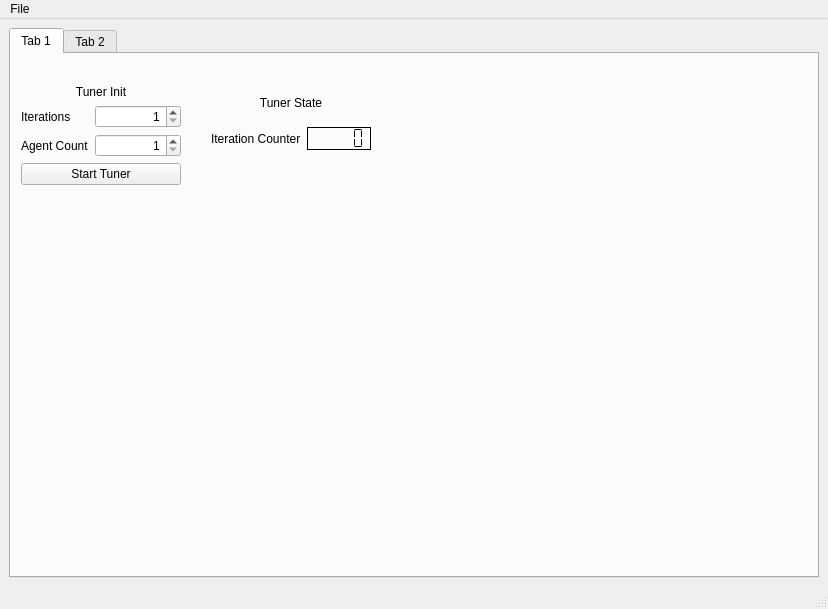
Above: uis/GUI_v1.ui from JakubBurczyk/Evolutionary_PID_Tuner before the change. Below: the same form after it.
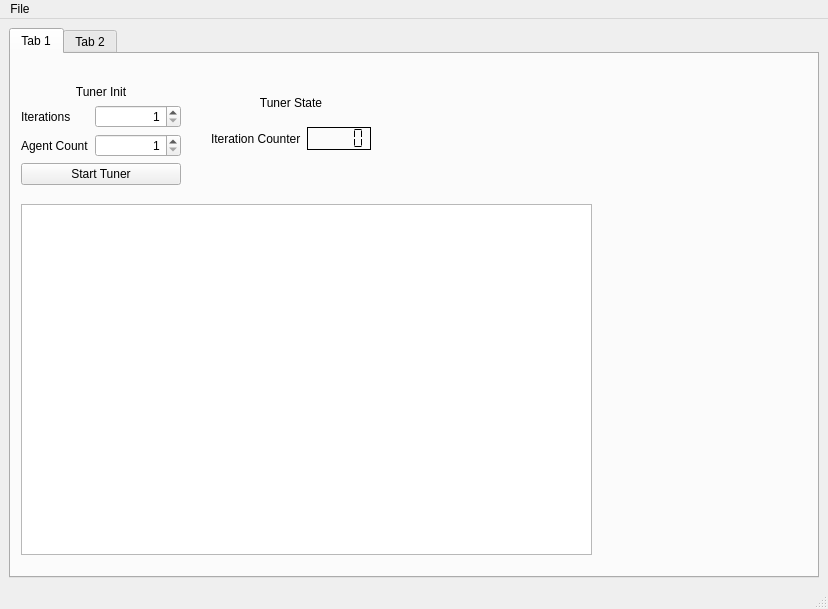
That is the form after the change.

The edit to the form file:
```diff
--- a/uis/GUI_v1.ui
+++ b/uis/GUI_v1.ui
@@ -146,6 +146,16 @@
          </item>
         </layout>
        </widget>
+       <widget class="QTextBrowser" name="textBrowser">
+        <property name="geometry">
+         <rect>
+          <x>10</x>
+          <y>150</y>
+          <width>571</width>
+          <height>351</height>
+         </rect>
+        </property>
+       </widget>
       </widget>
       <widget class="QWidget" name="tab_2">
        <attribute name="title">
```
